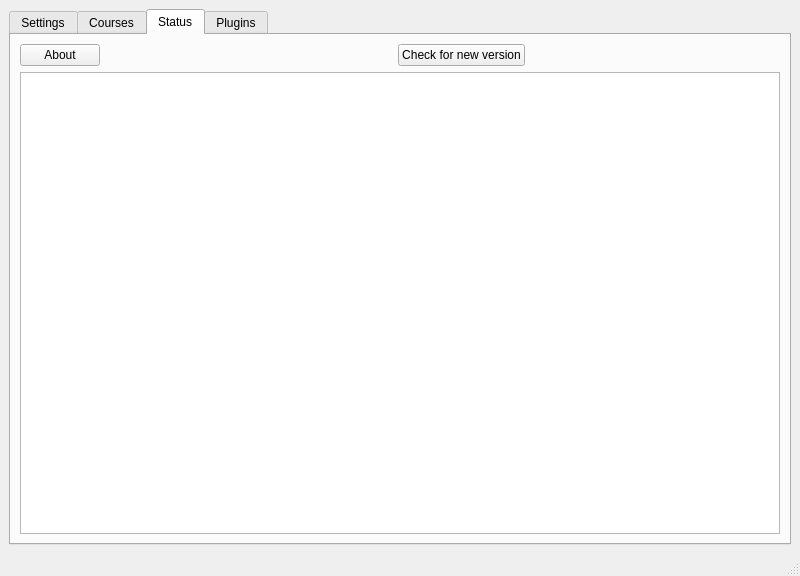
Before: the Qt Designer form polibeepsync/new_gui.ui in Jacotsu/polibeepsync, drawn with Qt 5.
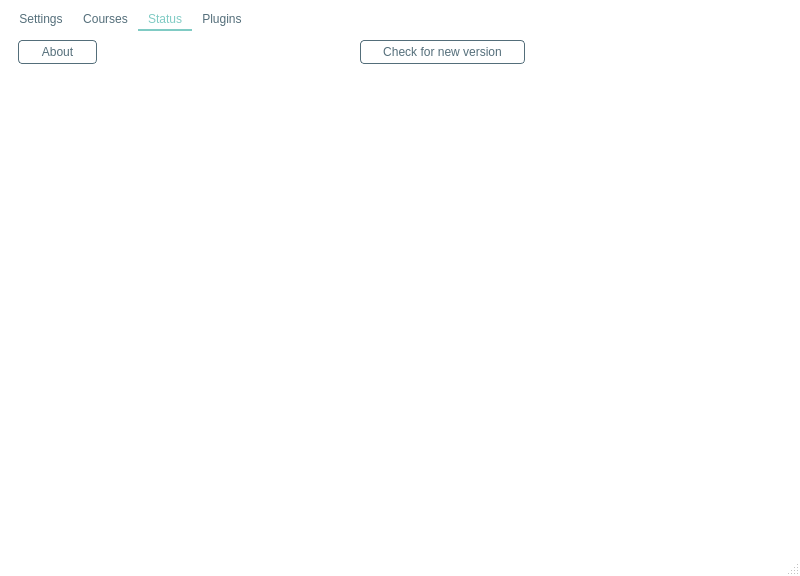
After: the same form once the commit is applied. The open tabs and pages were chosen to show the change. Icons and pictures are not drawn.

Commit message: Started implementing material design

```diff
--- a/polibeepsync/new_gui.ui
+++ b/polibeepsync/new_gui.ui
@@ -33,6 +33,481 @@
     <normalon>:/icons/uglytheme/24x24/polibeepsync.png</normalon>
    </iconset>
   </property>
+  <property name="styleSheet">
+   <string notr="true">/* https://github.com/martinrotter/qt-material-stylesheet */
+
+QWidget:window {					/* Borders around the code editor and debug window */
+	border: 0px solid #FFFFFF;
+	background-color: #FFFFFF;
+}
+
+QToolTip {
+	background-color: #80CBC4;
+	color: black;
+    padding: 5px;
+    border-radius: 0;
+    opacity: 200;
+}
+
+/* ==================== Dialog ==================== */
+QLabel {
+	background: transparent;
+	color: #CFD8DC;				/* Not sure about this one */
+}
+
+QDialog, QListView {
+	background-color: #FFFFFF;
+	color: #546E7A;
+	outline: 0;
+	border: 2px solid transparent;
+}
+
+QListView::item:hover {
+	color: #AFBDC4;
+	background: transparent;
+}
+
+
+QListView::item:selected {
+	color: #ffffff;
+	background: transparent;
+}
+
+/* === QTabBar === */
+QTabBar {
+	background: #FFFFFF;
+}
+
+QTabWidget::pane {
+	background: transparent;	/* Only at the very bottom of the tabs */
+}
+
+QTabBar::tab {
+	background: transparent;
+	border: 0px solid transparent;
+	border-bottom: 2px solid transparent;
+	color: #546E7A;
+	padding-left: 10px;
+	padding-right: 10px;
+	padding-top: 3px;
+	padding-bottom: 3px;
+}
+
+QTabBar::tab:hover {
+	background-color: transparent;
+	border: 0px solid transparent;
+	border-bottom: 2px solid #80CBC4;
+	color: #AFBDC4;
+}
+
+QTabBar::tab:selected {
+	background-color: transparent;
+	border: 0px solid transparent;
+	border-top: none;
+	border-bottom: 2px solid #80CBC4;
+	color: #80CBC4;
+}
+
+QStackedWidget {
+	background: #FFFFFF;	/* This covers a bunch of things, I was thinking about making it transparent, */
+							/* but I would have to find all the other elements... but QTabWidget::pane may be it */
+}
+
+
+/* === QGroupBox === */
+QGroupBox {
+    border: 1px solid transparent;
+    margin-top: 1em;
+}
+
+QGroupBox::title {
+	color: #80CBC4;
+    subcontrol-origin: margin;
+    left: 6px;
+    padding: 0 3px 0 3px;
+}
+
+QComboBox {
+	color: #546E7A;
+	background-color: transparent;
+	selection-background-color: transparent;
+	outline: 0;
+}
+
+QComboBox QAbstractItemView
+{    
+    selection-background-color: transparent;
+	outline: 0;
+}
+
+/* === QCheckBox === */
+QCheckBox, QRadioButton {
+	color: #546E7A;
+}
+
+QCheckBox::indicator::unchecked  {
+	background-color: #FFFFFF;
+	border: 1px solid #536D79;
+}
+
+QRadioButton::indicator::unchecked {
+	background-color: #FFFFFF;
+	border: 1px solid #536D79;
+	border-radius: 4px;
+}
+
+QCheckBox::indicator::checked, QTreeView::indicator::checked {
+	background-color: qradialgradient(cx:0.5, cy:0.5, fx:0.25, fy:0.15, radius:0.3, stop:0 #80CBC4, stop:1 #FFFFFF);
+	border: 1px solid #536D79;
+}
+
+QRadioButton::indicator::checked {
+	background-color: qradialgradient(cx:0.5, cy:0.5, fx:0.25, fy:0.15, radius:0.3, stop:0 #80CBC4, stop:1 #FFFFFF);
+	border: 1px solid #536D79;
+	border-radius: 4px;
+}
+
+QCheckBox::indicator:disabled, QRadioButton::indicator:disabled, QTreeView::indicator:disabled {
+	background-color: #444444;			/* Not sure what this looks like */
+}
+
+QCheckBox::indicator::checked:disabled, QRadioButton::indicator::checked:disabled, QTreeView::indicator::checked:disabled {  
+	background-color: qradialgradient(cx:0.5, cy:0.5, fx:0.25, fy:0.15, radius:0.3, stop:0 #BBBBBB, stop:1 #444444); /* Not sure what this looks like */
+}
+
+QTreeView {
+	background-color: transparent;
+	color: #546E7A;
+	outline: 0;
+	border: 0;
+}
+
+QTreeView::item:hover {
+	background-color: transparent;
+	color: #AFBDC4;
+}
+
+QTreeView::item:selected {
+	background-color: transparent;
+	color: #FFFFFF;
+}
+
+QTreeView QHeaderView:section {
+	background-color: #FFFFFF;
+	color: #CFD8DC;
+	border: 0;
+}
+
+QTreeView::indicator:checked {
+	background-color: qradialgradient(cx:0.5, cy:0.5, fx:0.25, fy:0.15, radius:0.3, stop:0 #80CBC4, stop:1 #FFFFFF);
+	border: 1px solid #536D79;
+	selection-background-color: transparent;
+}
+
+QTreeView::indicator:unchecked {			/* This and the one above style the checkbox in the Options -&gt; Keyboard */
+	background-color: #FFFFFF;				/* This is still a hover over in blue I can't get rid of */
+	border: 1px solid #536D79;
+	selection-background-color: transparent;
+}
+
+/*QTreeView QScrollBar {
+	background-color: #FFFFFF
+}*/
+
+QTreeView::branch {
+	/* Skip - applies to everything */
+}
+
+QTreeView::branch:has-siblings:adjoins-item {
+	/* Skip - files */
+}
+
+QTreeView::branch:has-siblings:!adjoins-item {
+	/* Skip - applies to almost all on the left side */
+}
+
+QTreeView::branch:closed:has-children:has-siblings {
+	background: url('./images/rightarrowgray.png') center center no-repeat;
+}
+
+QTreeView::branch:has-children:!has-siblings:closed {
+	background: url('./images/rightarrowgray.png') center center no-repeat;
+}
+
+QTreeView::branch:!has-children:!has-siblings:adjoins-item {
+	/* Skip - files */
+}
+
+QTreeView::branch:open:has-children:has-siblings {
+	background: url('./images/downarrowgray.png') center center no-repeat;
+}
+
+QTreeView::branch:open:has-children:!has-siblings {
+	background: url('./images/downarrowgray.png') center center no-repeat;
+}
+
+/* === QScrollBar:horizontal === */
+QScrollBar:horizontal {
+	background: #FFFFFF;				/* Background where slider is not */
+	height: 10px;
+	margin: 0;
+}
+
+QScrollBar:vertical {
+	background: #FFFFFF;				/* Background where slider is not */
+	width: 10px;
+	margin: 0;
+}
+
+QScrollBar::handle:horizontal {
+    background: #546E7A;					/* Slider color */
+    min-width: 16px;
+	border-radius: 5px;
+}
+
+QScrollBar::handle:vertical {
+    background: #546E7A;					/* Slider color */
+    min-height: 16px;
+	border-radius: 5px;
+}
+
+QScrollBar::add-page:horizontal, QScrollBar::sub-page:horizontal,
+QScrollBar::add-page:vertical, QScrollBar::sub-page:vertical {
+	background: none;												/* Removes the dotted background */
+}
+
+QScrollBar::add-line:horizontal, QScrollBar::sub-line:horizontal,
+QScrollBar::add-line:vertical, QScrollBar::sub-line:vertical {	/* Hides the slider arrows */
+      border: none;
+      background: none;
+}
+
+QPushButton {
+	background-color: transparent;
+	color: #546E7A;
+	border: 1px solid #546E7A;
+	border-radius: 4px;
+	padding: 4px 22px;
+}
+
+QPushButton:hover {
+	color: #AFBDC4;
+	border-radius: 4px;
+	border-color: #AFBDC4;
+}
+
+QPushButton:pressed {
+	color: #80CBC4;
+	border-radius: 4px;
+	border-color: #80CBC4;
+}
+
+QLineEdit {
+	background: transparent;
+	border: 1px solid transparent;
+	border-bottom: 1px solid #546E7A;
+	color: #546E7A;
+}
+
+QLineEdit:hover {
+	background: transparent;
+	border: 1px solid transparent;
+	border-bottom: 2px solid #80CBC4;
+	color: #546E7A;
+}
+
+QSpinBox {
+	background: transparent;
+	border: 1px solid transparent;
+	color: #546E7A;
+}
+
+/*****************************************************************************
+Main Screen
+*****************************************************************************/
+QTreeView {
+	background-color: #FFFFFF;
+}
+
+QMenu {
+	background-color: #FFFFFF;		/* File Menu Background color */
+	color: #546E7A;
+}
+
+QMenu::item:selected {
+	color: #AFBDC4;
+}
+
+QMenu::item:pressed {
+	color: #FFFFFF;
+}
+
+QMenu::separator {
+	height: 1px;
+	background: transparent;			/* Could change this to #546E7A and reduce the margin top and bottom to 1px */
+	margin-left: 10px;
+	margin-right: 10px;
+	margin-top: 5px;
+	margin-bottom: 5px;
+}
+
+/* === QMenuBar === */
+QMenuBar {
+	background-color: #FFFFFF;
+	color: #546E7A;
+}
+
+QMenuBar::item {
+	background: transparent;
+}
+
+QMenuBar::item:disabled {
+	color: gray;
+}
+
+QMenuBar::item:selected {
+	color: #AFBDC4;
+}
+
+QMenuBar::item:pressed {
+	color: #FFFFFF;
+}
+
+QToolBar {
+	background: #FFFFFF;
+	border: 1px solid transparent;
+}
+
+QToolBar:handle {
+	background: transparent;
+	border-left: 2px dotted #80CBC4;	/* Fix the 4 handle dots so it doesn't look crappy */
+	color: transparent;
+}
+
+QToolBar::separator {
+	border: 0;
+}
+
+/* === QToolButton === */
+QToolButton:hover, QToolButton:pressed {
+	background-color: transparent;
+}
+
+QToolButton::menu-button {
+	background: url('./images/downarrowgray.png') center center no-repeat;
+	background-color: #FFFFFF;												/* This needs to be set to ensure the other brown arrows don't show */
+}
+
+QToolButton::menu-button:hover, QToolButton::menu-button:pressed {
+	background-color: #FFFFFF;
+}
+
+QStatusBar {
+	background-color: #FFFFFF;
+}
+
+QLabel {
+	color: #546E7A;		/* Text at the bottom right corner of the screen */
+}
+
+QToolButton {	/* I don't like how the items depress */
+	color: #546E7A;
+}
+
+QToolButton:hover, QToolButton:pressed, QToolButton:checked {
+	background-color: #FFFFFF;
+}
+
+QToolButton:hover {
+	color: #AFBDC4;
+
+}
+
+QToolButton:checked, QToolButton:pressed {
+	color: #FFFFFF;
+}
+
+
+QToolButton {
+	border: 1px solid transparent;
+	margin: 1px;
+}
+
+QToolButton:hover {
+	background-color: transparent;				/* I don't like how the down arrows in the top menu bar move down when clicked */
+	border: 1px solid transparent;
+}
+
+QToolButton[popupMode=&quot;1&quot;] { /* only for MenuButtonPopup */
+	padding-right: 20px; /* make way for the popup button */
+}
+
+QToolButton::menu-button {
+	border-left: 1px solid transparent;
+	background: transparent;
+    width: 16px;
+}
+
+QToolButton::menu-button:hover {
+	border-left: 1px solid transparent;
+	background: transparent;
+    width: 16px;
+}
+
+QStatusBar::item {
+	color: #546E7A;
+	background-color: #FFFFFF;
+}
+
+QAbstractScrollArea  {	/* Borders around the code editor and debug window */
+	border: 0;
+}
+
+/*****************************************************************************
+Play around with these settings
+*****************************************************************************/
+
+/* Force the dialog's buttons to follow the Windows guidelines. */
+QDialogButtonBox {
+    button-layout: 0;
+}
+
+QTabWidget::tab-bar {
+	left: 0px; /* Test this out on OS X, it will affect the tabs in the Options Dialog, on OS X they are centered */
+}
+
+
+QTextEdit {
+	color: #546E7A;
+}
+
+QStatusBar {
+	color: #546E7A;
+}
+
+QTableView {
+	color: #546E7A;
+}
+
+QTableView::item:hover {
+	color: #AFBDC4;
+	background: transparent;
+}
+
+QTableView::item:selected {
+	color: #80CBC4;
+	background: transparent;
+}
+
+CE_ProgressBar {
+	color: #546E7A;
+}
+
+CE_ProgressBar::chunk:horizontal {
+	background: #80CBC4;
+}
+</string>
+  </property>
   <property name="documentMode">
    <bool>false</bool>
   </property>
```
Left out of the diff: 2 changed lines with no effect on the pictures. The commit also changes 1 other file.
